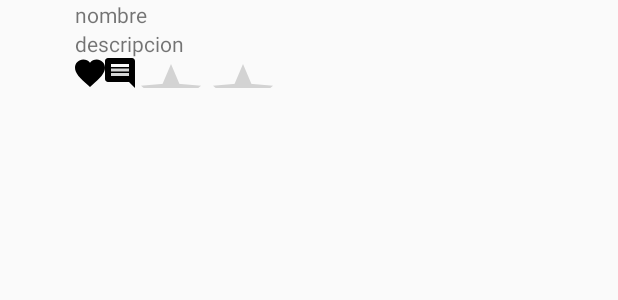
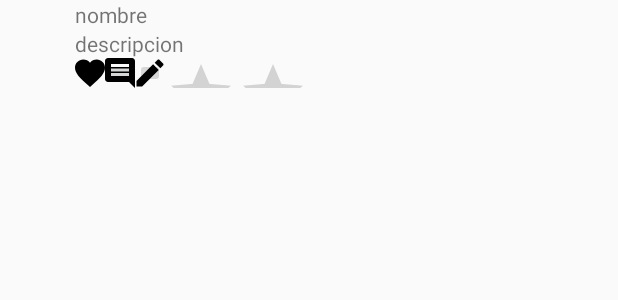
Before and after one commit to asahary/cooknet, an Android app: the layout item_receta.xml on its own in the app's theme, with its tools: preview values and no code run, on a phone screen of 412 x 824 dp. Shown: the top 300 px of the screen. Run offline under Robolectric (Android 15) with nearby library versions, the phone set to English and light mode, and no system bars.

Commit message:
agregarFuncional

```diff
--- a/app/src/main/AndroidManifest.xml
+++ b/app/src/main/AndroidManifest.xml
@@ -31,7 +31,8 @@
         <activity
             android:name=".Principal.MainActivity"
             android:label="@string/title_activity_main"
-            android:theme="@style/AppTheme.NoActionBar"></activity>
+            android:theme="@style/AppTheme.NoActionBar"
+            android:windowSoftInputMode="stateVisible|adjustPan"></activity>
     </application>
 
 </manifest>
--- a/app/src/main/java/com/asahary/foodnet/Actividades/RegisterActivity.java
+++ b/app/src/main/java/com/asahary/foodnet/Actividades/RegisterActivity.java
@@ -216,4 +216,5 @@ public class RegisterActivity extends AppCompatActivity implements TextWatcher {
             }
         }
     }
+
 }
--- a/app/src/main/java/com/asahary/foodnet/CookNetService.java
+++ b/app/src/main/java/com/asahary/foodnet/CookNetService.java
@@ -48,8 +48,10 @@ public interface CookNetService {
     Call<Boolean> comprobarEmail(@Field("email")String email);
 
     @FormUrlEncoded
-    @POST("recetas/index")
-    Call<Boolean> aregarReceta(@Field("email")String email);
+    @POST("receta/index")
+    Call<String> aregarReceta(@Field("idUsuario")int idUsuario,@Field("nombre")String nombre,
+        @Field("descripcion")String descripcion,@Field("preparacion")String preparacion,
+        @Field("ingredientes")String ingredientes,@Field("categoria")int categoria,@Field("imagen")String imagen);
 
 
 
--- a/app/src/main/java/com/asahary/foodnet/POJO/Ingrediente.java
+++ b/app/src/main/java/com/asahary/foodnet/POJO/Ingrediente.java
@@ -19,6 +19,6 @@ public class Ingrediente {
     public Ingrediente(){
         this.cantidad=0;
         this.medida=0;
-        this.nombre="nombre";
+        this.nombre="";
     }
 }
--- /dev/null
+++ b/app/src/main/res/drawable/ic_edit.xml
@@ -0,0 +1,9 @@
+<vector xmlns:android="http://schemas.android.com/apk/res/android"
+        android:width="24dp"
+        android:height="24dp"
+        android:viewportWidth="24.0"
+        android:viewportHeight="24.0">
+    <path
+        android:fillColor="#FF000000"
+        android:pathData="M3,17.25V21h3.75L17.81,9.94l-3.75,-3.75L3,17.25zM20.71,7.04c0.39,-0.39 0.39,-1.02 0,-1.41l-2.34,-2.34c-0.39,-0.39 -1.02,-0.39 -1.41,0l-1.83,1.83 3.75,3.75 1.83,-1.83z"/>
+</vector>
--- a/app/src/main/res/layout/agregar_fragment.xml
+++ b/app/src/main/res/layout/agregar_fragment.xml
@@ -6,6 +6,12 @@
         android:layout_width="wrap_content"
         android:layout_height="wrap_content"
         android:hint="Nombre"/>
+    <Spinner
+        android:id="@+id/spCategoria"
+        android:layout_alignParentRight="true"
+        android:entries="@array/categorias"
+        android:layout_width="100dp"
+        android:layout_height="wrap_content"></Spinner>
     <EditText
         android:id="@+id/txtPreparacion"
         android:layout_below="@+id/txtDescripcion"
--- a/app/src/main/res/layout/content_main.xml
+++ b/app/src/main/res/layout/content_main.xml
@@ -21,6 +21,8 @@
             app:itemIconTint="@color/white"
             app:itemTextColor="@color/white"
             app:menu="@menu/botton_mavigation_menu"
-        tools:layout_editor_absoluteY="33dp"
-        tools:layout_editor_absoluteX="8dp" />
+            android:isScrollContainer="false"
+            />
+
+
 </RelativeLayout>
--- a/app/src/main/res/layout/item_receta.xml
+++ b/app/src/main/res/layout/item_receta.xml
@@ -35,11 +35,18 @@
         android:layout_height="20dp"
         android:layout_toRightOf="@+id/btnFav"
         android:layout_below="@+id/lblDescripcionReceta"/>
+    <ImageButton
+        android:id="@+id/btnEditar"
+        android:src="@drawable/ic_edit"
+        android:layout_width="20dp"
+        android:layout_height="20dp"
+        android:layout_toRightOf="@+id/btnComments"
+        android:layout_below="@+id/lblDescripcionReceta"/>
     <RatingBar
         android:id="@+id/rating"
         android:numStars="4"
         android:layout_width="100dp"
         android:layout_height="20dp"
         android:layout_below="@+id/lblDescripcionReceta"
-        android:layout_toRightOf="@+id/btnComments" />
+        android:layout_toRightOf="@+id/btnEditar" />
 </RelativeLayout>
```
Also changed, not shown: app/src/main/java/com/asahary/foodnet/Principal/Agregar/AgregarAdapter.java (+27 -10 lines), app/src/main/java/com/asahary/foodnet/Principal/Agregar/AgregarFragment.java (+66 -1 lines), app/src/main/res/values/strings.xml (+8 -1 lines). Lines whose indentation alone changed are shown as unchanged.
